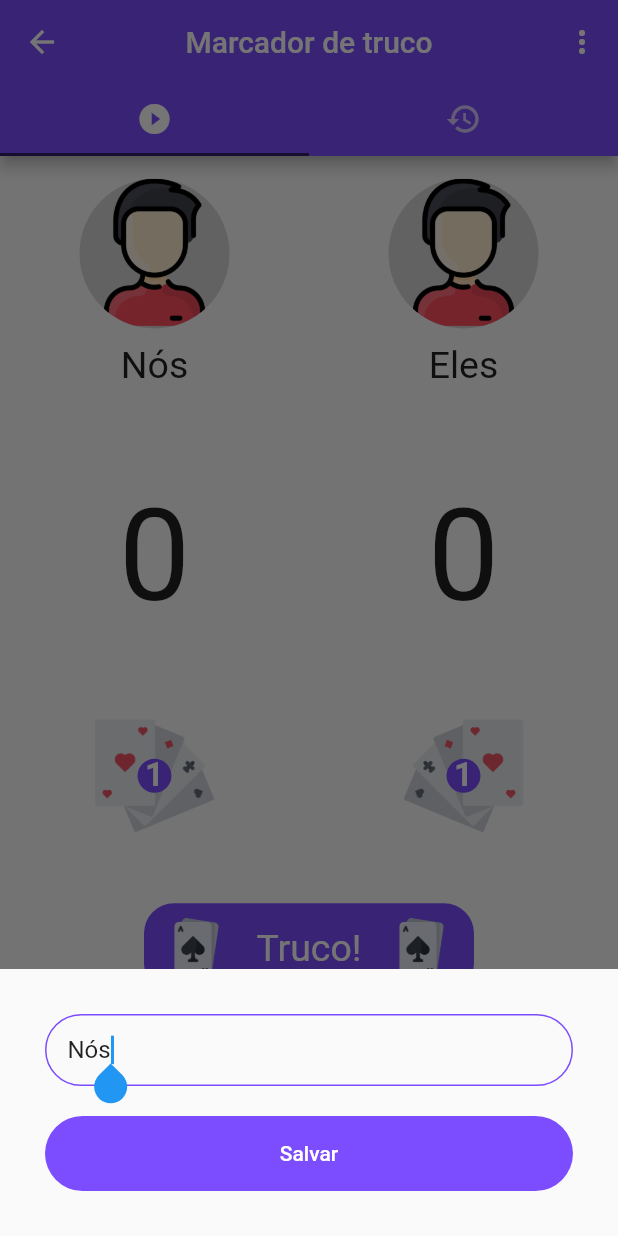
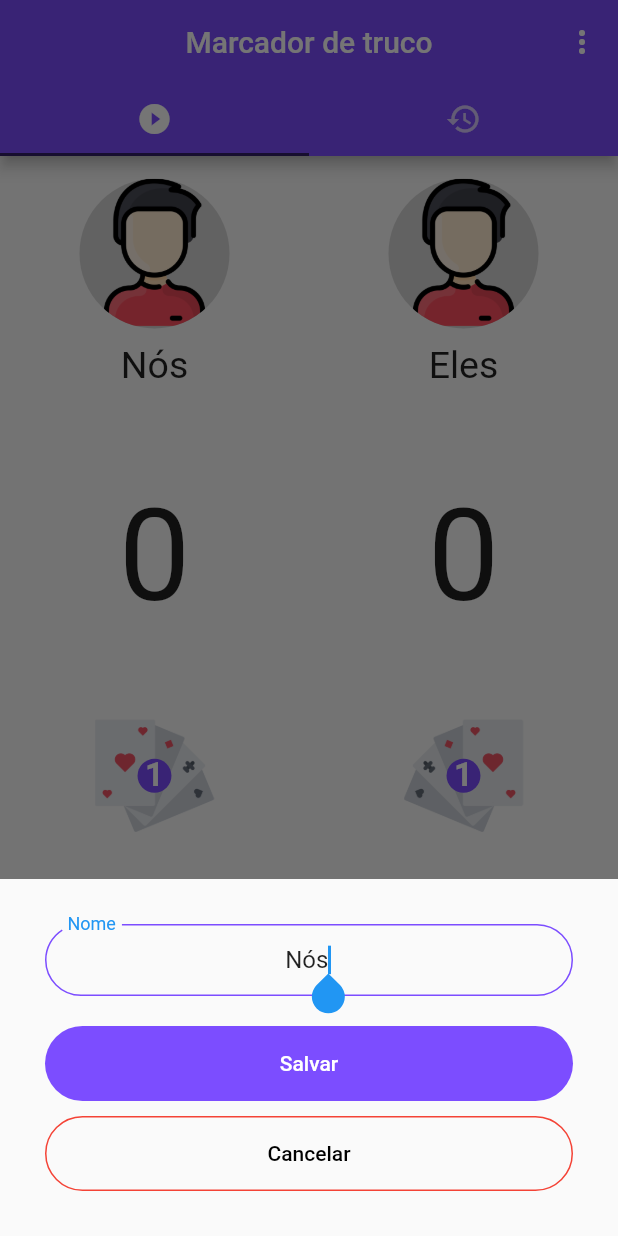
Before and after one commit to MichelHanzenScheeren/marcador_de_truco, a Flutter app: the Game screen opened directly, after a tap on "Nós", on a phone screen of 412 x 824 dp. Run offline on Flutter 3.47's test engine with Material 2 defaults, Android fonts, the phone set to English and light mode, and no system bars; our stand-ins replace flutter_mobx, image_cropper, image_picker, mobx; generated files the repository leaves out were written again.

Commit message:
Melhorias no ModalBottomSheet que edita o nome do jogador.

```diff
--- a/lib/main.dart
+++ b/lib/main.dart
@@ -1,6 +1,6 @@
 import 'package:flutter/material.dart';
 import 'package:flutter/services.dart';
-import 'package:marcadordetruco/pages/home_page/home.dart';
+import 'package:marcadordetruco/pages/game_page/game.dart';
 
 void main() => runApp(MyApp());
 
@@ -40,7 +40,7 @@ class MyApp extends StatelessWidget {
           ),
         ),
       ),
-      home: Home(),
+      home: Game(),
     );
   }
 }
--- a/lib/models/edit_name.dart
+++ b/lib/models/edit_name.dart
@@ -4,9 +4,6 @@ part 'edit_name.g.dart';
 class EditName = _EditNameBase with _$EditName;
 
 abstract class _EditNameBase with Store {
-  @observable
-  bool isLoading = false;
-
   @observable
   String name;
 
@@ -15,7 +12,4 @@ abstract class _EditNameBase with Store {
 
   @computed
   bool get isValid => name.isNotEmpty;
-
-  @action
-  void setLoading() => isLoading = !isLoading;
 }
--- a/lib/pages/game_page/points_tab/widgets/player_widget.dart
+++ b/lib/pages/game_page/points_tab/widgets/player_widget.dart
@@ -70,8 +70,11 @@ class PlayerWidget extends StatelessWidget {
                         isScrollControlled: true,
                         enableDrag: true,
                         isDismissible: true,
-                        builder: (context) =>
-                            EditNamePlayer(player.name, player.setName),
+                        builder: (context) => EditNamePlayer(
+                          initialValue: player.name,
+                          setName: player.setName,
+                          controller: TextEditingController(text: player.name),
+                        ),
                       );
                     },
                   ),
--- /dev/null
+++ b/lib/validators/form_validators.dart
@@ -0,0 +1,11 @@
+class FormValidators {
+  FormValidators._();
+
+  static String name(String value) {
+    if (value == "") {
+      return "O nome de um jogador não pode ser vazio!";
+    } else {
+      return null;
+    }
+  }
+}
--- a/lib/widgets/custom_button.dart
+++ b/lib/widgets/custom_button.dart
@@ -2,11 +2,13 @@ import 'package:flutter/material.dart';
 
 class CustomButton extends StatelessWidget {
   final Color backGroundColor;
+  final Color borderColor;
   final String buttonText;
   final Color textColor;
   final Function onPressed;
   CustomButton({
     this.backGroundColor: Colors.white,
+    this.borderColor: Colors.transparent,
     this.buttonText: "",
     this.textColor: Colors.black,
     this.onPressed,
@@ -21,8 +23,9 @@ class CustomButton extends StatelessWidget {
         color: backGroundColor,
         shape: RoundedRectangleBorder(
           borderRadius: BorderRadius.circular(30),
+          side: BorderSide(color: borderColor),
         ),
-        child: Text(buttonText, style: TextStyle(color: Colors.white)),
+        child: Text(buttonText, style: TextStyle(color: textColor)),
         onPressed: onPressed,
       ),
     );
--- a/lib/widgets/custom_text_field.dart
+++ b/lib/widgets/custom_text_field.dart
@@ -7,6 +7,9 @@ class CustomTextField extends StatelessWidget {
   final Function(String value) changed;
   final TextEditingController textController;
   final TextInputType keyboardType;
+  final bool autoFocus;
+  final Function validator;
+  final GlobalKey<FormFieldState> fieldKey;
 
   CustomTextField({
     this.myPadding: EdgeInsets.zero,
@@ -15,6 +18,9 @@ class CustomTextField extends StatelessWidget {
     this.changed,
     this.textController,
     this.keyboardType: TextInputType.text,
+    this.autoFocus: false,
+    this.validator,
+    this.fieldKey,
   });
 
   @override
@@ -22,8 +28,11 @@ class CustomTextField extends StatelessWidget {
     return Padding(
       padding: myPadding,
       child: TextFormField(
+        key: fieldKey,
+        controller: textController,
+        autofocus: autoFocus,
+        validator: validator,
         keyboardType: keyboardType,
-        textAlignVertical: TextAlignVertical.center,
         initialValue: initialValue,
         textAlign: TextAlign.center,
         onChanged: changed,
--- a/lib/widgets/edit_name_player.dart
+++ b/lib/widgets/edit_name_player.dart
@@ -1,27 +1,24 @@
 import 'package:flutter/material.dart';
-import 'package:flutter_mobx/flutter_mobx.dart';
-import 'package:marcadordetruco/widgets/custom_button.dart';
-import '../models/edit_name.dart';
+import '../validators/form_validators.dart';
+import './custom_button.dart';
+import './custom_text_field.dart';
 
 class EditNamePlayer extends StatefulWidget {
-  final String initialName;
+  final TextEditingController controller;
+  final String initialValue;
   final Function(String value) setName;
-  EditNamePlayer(this.initialName, this.setName);
+  EditNamePlayer({
+    this.controller,
+    this.initialValue,
+    this.setName,
+  });
 
   @override
   _EditNamePlayerState createState() => _EditNamePlayerState();
 }
 
 class _EditNamePlayerState extends State<EditNamePlayer> {
-  final EditName editName = EditName();
-  TextEditingController controller;
-
-  @override
-  void initState() {
-    super.initState();
-    controller = TextEditingController(text: widget.initialName);
-    editName.setName(controller.text);
-  }
+  final fieldKey = GlobalKey<FormFieldState>();
 
   @override
   Widget build(BuildContext context) {
@@ -33,32 +30,41 @@ class _EditNamePlayerState extends State<EditNamePlayer> {
           right: 30,
           bottom: MediaQuery.of(context).viewInsets.bottom + 30,
         ),
-        child: Column(
+        child: Flex(
+          direction: Axis.vertical,
           mainAxisSize: MainAxisSize.min,
           crossAxisAlignment: CrossAxisAlignment.stretch,
           children: <Widget>[
-            TextField(
-              controller: controller,
-              autofocus: true,
-              onChanged: editName.setName,
+            CustomTextField(
+              autoFocus: true,
+              fieldKey: fieldKey,
+              label: "Nome",
+              textController: widget.controller,
+              validator: FormValidators.name,
             ),
             SizedBox(height: 20),
-            Container(
-              height: 50,
-              child: Observer(builder: (context) {
-                return CustomButton(
+            CustomButton(
               buttonText: "Salvar",
               backGroundColor: Theme.of(context).accentColor,
               textColor: Theme.of(context).splashColor,
-                  onPressed: editName.isValid
-                      ? () {
+              onPressed: () {
+                if (fieldKey.currentState.validate()) {
                   FocusScope.of(context).requestFocus(FocusNode());
-                          widget.setName(controller.text);
+                  widget.setName(widget.controller.text);
                   Navigator.pop(context);
                 }
-                      : null,
-                );
-              }),
+              },
+            ),
+            SizedBox(height: 10),
+            CustomButton(
+              buttonText: "Cancelar",
+              backGroundColor: Colors.transparent,
+              borderColor: Colors.red,
+              textColor: Colors.black,
+              onPressed: () {
+                FocusScope.of(context).requestFocus(FocusNode());
+                Navigator.pop(context);
+              },
             ),
           ],
         ),
```
Also changed, not shown: lib/models/edit_name.g.dart. Lines whose indentation alone changed are shown as unchanged.
